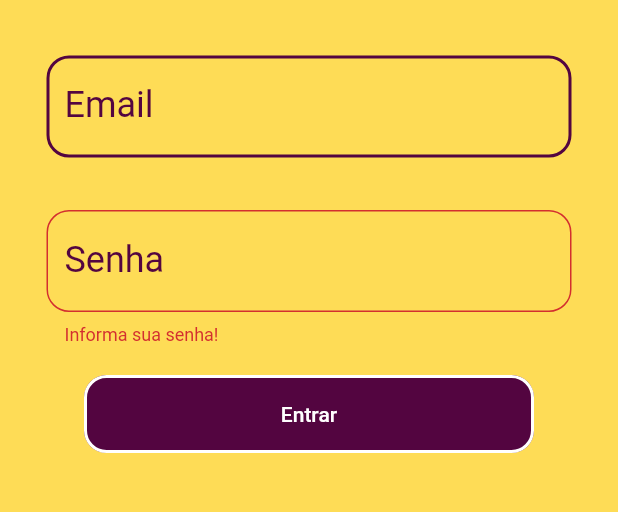
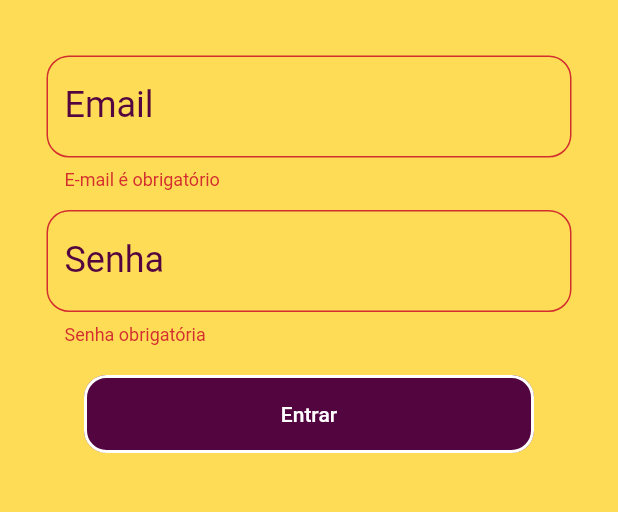
Before and after one commit to GuiPiovezan/aplicativo-point-summer-foods, a Flutter app: the Login screen opened directly, after a tap on "Entrar", on a phone screen of 412 x 824 dp, the part 84-596 px from its top. Run offline on Flutter 3.47's test engine with Material 2 defaults, Android fonts, the phone set to English and light mode, and no system bars; our stand-ins replace brasil_fields, cloud_firestore, firebase_auth, firebase_core; accounts and stored records are empty.

```diff
--- a/lib/View/Login/login.dart
+++ b/lib/View/Login/login.dart
@@ -4,6 +4,8 @@ import 'package:firebase_auth/firebase_auth.dart';
 import 'package:pointsf/View/export-all-view.dart';
 
 import 'package:pointsf/widgets/export-widgets.dart';
+
+import 'package:pointsf/Services/Validators/user_validator.dart';
 
 class Login extends StatefulWidget {
   const Login({Key? key}) : super(key: key);
@@ -49,22 +51,14 @@ class _LoginState extends State<Login> {
                 descricaoCampo: "Email",
                 placeholder: "Ex. funalo@gmail.com",
                 onSaved: (value) => email = value,
-                validator: (value){},
+                validator: (value) => UserValidator.validarEmail(value!),
               ),
               CustomTextField(
-                descricaoCampo: "Senha",
-                placeholder: "********",
-                obscureText: true,
-                onSaved: (value) => senha = value,
-                validator: (value) {
-                  if (value!.isEmpty) {
-                    return 'Informa sua senha!';
-                  } else if (value.length < 6) {
-                    return 'Sua senha deve ter no mínimo 6 caracteres';
-                  }
-                  return null;
-                },
-              ),
+                  descricaoCampo: "Senha",
+                  placeholder: "********",
+                  obscureText: true,
+                  onSaved: (value) => senha = value,
+                  validator: (value) => UserValidator.validarSenha(value!)),
               CustomTextButton(
                 textoBotao: "Entrar",
                 onPressed: () => {
```
